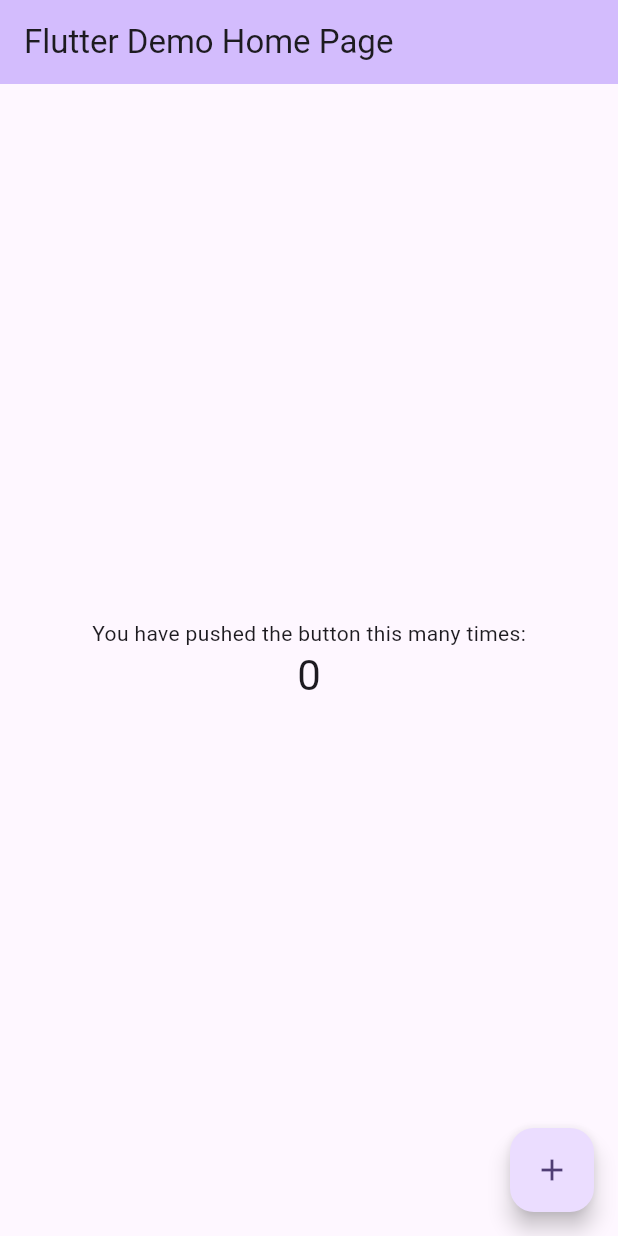
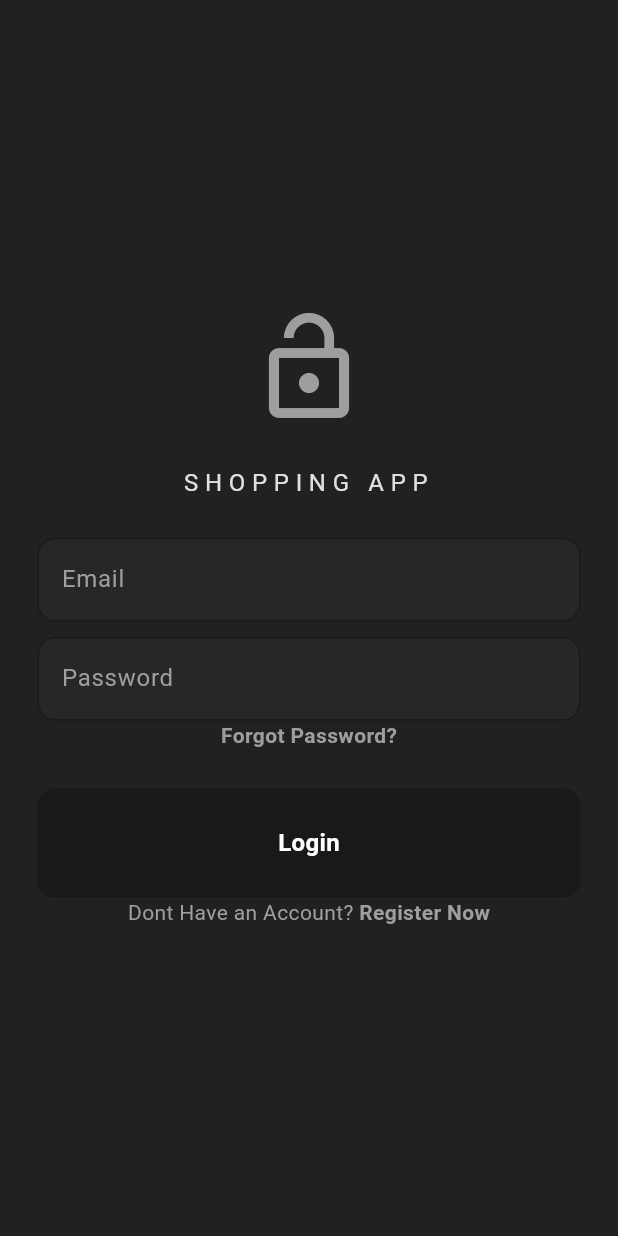
Before and after one commit to gmbcode/azt, a Flutter app: the screen it shows after launch, on a phone screen of 412 x 824 dp. Run offline on Flutter 3.47's test engine with Material 3 defaults, Android fonts, the phone set to English and light mode, and no system bars; our stand-ins replace firebase_auth, firebase_core, flutter_bloc; accounts and stored records are empty.

Commit message:
feat : Added auth page

```diff
--- /dev/null
+++ b/lib/features/auth/data/firebase_auth_repo.dart
@@ -0,0 +1,111 @@
+import 'package:azt/features/auth/domain/entities/app_user.dart';
+import 'package:azt/features/auth/domain/repos/auth_repo.dart';
+import 'package:firebase_auth/firebase_auth.dart';
+
+class FirebaseAuthRepo implements AuthRepo{
+  //firebase access
+  final FirebaseAuth firebaseAuth = FirebaseAuth.instance;
+
+
+  //LOGIN with email,pass
+  @override
+  Future<AppUser?> loginWithEmailPassword(String email, String password) async {
+    try{
+      //try to sign in
+      UserCredential userCredential = await firebaseAuth
+      .signInWithEmailAndPassword(email: email, password: password);
+
+      //create user
+      AppUser user = AppUser(uid: userCredential.user!.uid, email: email);
+
+      //return user
+      return user;
+
+    }
+
+    //catch errors
+    catch(e){
+      throw Exception('Login failed: $e');
+    }
+  }
+
+  //REGISTER
+  @override
+  Future<AppUser?> registerWithEmailPassword(String name, String email, String password) async {
+    try{
+
+      //attempt signup
+      UserCredential userCredential = await firebaseAuth
+      .createUserWithEmailAndPassword(email: email, password: password);
+
+      //create user
+      AppUser user = AppUser(uid: userCredential.user!.uid, email: email);
+
+      //return user
+      return user;
+    }
+    catch(e){
+      throw Exception('Registration failed: $e');
+    }
+  }
+
+  //DELETE ACC
+  @override
+  Future<void> deleteAccount() async {
+    try{
+
+      //get current user
+      final user = firebaseAuth.currentUser;
+
+      //check for null
+      if (user==null) throw Exception('No user found..');
+
+      //try to delete acc
+      await user.delete();
+
+      //logout
+      await logout();
+    }
+    catch(e){
+      throw Exception("Failed to delete user.. : $e");
+    }
+  }
+
+
+  // GET CURRENT USER
+  @override
+  Future<AppUser?> getCurrentUser() async{
+    //get current logged in user from db
+    final firebaseUser = firebaseAuth.currentUser;
+
+    //no logged in user
+    if (firebaseUser == null) return null;
+
+    //logged in user
+    return AppUser(uid: firebaseUser.uid, email: firebaseUser.email!);
+  }
+
+
+  //LOGOUT
+  @override
+  Future<void> logout() async {
+    await firebaseAuth.signOut();
+
+  }
+
+
+  //RESET PASSWORD
+  @override
+  Future<String> sendPasswordResetEmail(String email) async {
+    try{
+      await firebaseAuth.sendPasswordResetEmail(email: email);
+      return 'Password reset email sent!';
+    }
+    catch(e){
+      return 'An error occured: $e';
+    }
+  }
+
+
+
+}
--- /dev/null
+++ b/lib/features/auth/domain/entities/app_user.dart
@@ -0,0 +1,25 @@
+class AppUser {
+  final String uid;
+  final String email;
+
+  AppUser({
+    required this.uid,
+    required this.email,
+  });
+
+  //app user to json converter
+  Map<String,dynamic> toJson(){
+    return{
+      'uid':uid,
+      'email':email,
+    };
+  }
+
+  //json to app user converter
+  factory AppUser.fromJson(Map<String,dynamic> jsonUser){
+      return AppUser(
+        uid: jsonUser['uid'],
+        email:jsonUser['email'],
+      );
+  }
+}
--- /dev/null
+++ b/lib/features/auth/domain/repos/auth_repo.dart
@@ -0,0 +1,12 @@
+import '../entities/app_user.dart';
+abstract class AuthRepo {
+  Future<AppUser?> loginWithEmailPassword(String email, String password);
+  Future<AppUser?> registerWithEmailPassword(
+    String name, String email, String password
+  );
+  Future<void> logout();
+  Future<AppUser?> getCurrentUser();
+  Future<String> sendPasswordResetEmail(String email);
+  Future<void> deleteAccount();
+
+}
--- /dev/null
+++ b/lib/features/auth/presentation/components/my_button.dart
@@ -0,0 +1,28 @@
+import 'package:flutter/material.dart';
+
+class MyButton extends StatelessWidget {
+  final void Function()? onTap;
+  final String text;
+  const MyButton({super.key, required this.onTap, required this.text});
+
+  @override
+  Widget build(BuildContext context) {
+    return GestureDetector(
+      onTap: onTap,
+      child: Container(
+        padding: const EdgeInsets.all(25),
+        decoration: BoxDecoration(
+          color: Theme.of(context).colorScheme.tertiary,  //color of button
+
+          borderRadius: BorderRadius.circular(12),
+        ),
+        child: Center(
+          child: Text(
+            text,
+            style: const TextStyle(fontWeight: FontWeight.bold, fontSize: 16, )
+          )
+        ),
+      ),
+    );
+  }
+}
--- /dev/null
+++ b/lib/features/auth/presentation/components/my_textfield.dart
@@ -0,0 +1,46 @@
+//hint text- default text
+//obscure text- hide text
+
+import 'package:flutter/material.dart';
+
+class MyTextField extends StatelessWidget {
+  final TextEditingController controller;
+  final String hintText;
+  final bool obscureText;
+
+  const MyTextField({
+    super.key,
+    required this.controller,
+    required this.hintText,
+    required this.obscureText,
+  });
+
+  @override
+  Widget build(BuildContext context) {
+    return TextField(
+      controller: controller,
+      obscureText: obscureText,
+      decoration: InputDecoration(
+
+        // border when unselected
+        enabledBorder: OutlineInputBorder(
+          borderSide: BorderSide(color: Theme.of(context).colorScheme.tertiary),
+          borderRadius: BorderRadius.circular(12),
+        ),
+
+        // border when selected
+        focusedBorder: OutlineInputBorder(
+          borderSide: BorderSide(color: Theme.of(context).colorScheme.primary),
+          borderRadius: BorderRadius.circular(12),
+        ),
+
+        hintText: hintText,
+        hintStyle: TextStyle(
+          color: Theme.of(context).colorScheme.primary,
+        ),
+        fillColor: Theme.of(context).colorScheme.secondary,
+        filled: true,
+      ),
+    );
+  }
+}
--- /dev/null
+++ b/lib/features/auth/presentation/pages/auth_page.dart
@@ -0,0 +1,43 @@
+/*
+
+determines whether loginpage or registerpage
+
+ */
+
+import 'package:azt/features/auth/presentation/pages/login_page.dart';
+import 'package:azt/features/auth/presentation/pages/register_page.dart';
+import 'package:flutter/material.dart';
+
+class AuthPage extends StatefulWidget {
+  const AuthPage({super.key});
+
+  @override
+  State<AuthPage> createState() => _AuthPageState();
+}
+
+class _AuthPageState extends State<AuthPage> {
+
+  //initially show login
+  bool showLoginPage = true;
+
+  //toggle bw pages
+  void togglePages(){
+    setState(() {
+      showLoginPage = !showLoginPage;
+    });
+  }
+
+
+  @override
+  Widget build(BuildContext context) {
+    if (showLoginPage){
+      return LoginPage(
+        togglePages: togglePages,
+      );
+    } else{
+      return RegisterPage(
+        togglePages: togglePages,
+      );
+    }
+  }
+}
--- /dev/null
+++ b/lib/features/auth/presentation/pages/login_page.dart
@@ -0,0 +1,118 @@
+/*
+LOGIN page UI
+
+if logged in, go to homepage
+no account, go to register page
+*/
+
+import 'package:azt/features/auth/presentation/components/my_button.dart';
+import 'package:azt/features/auth/presentation/components/my_textfield.dart';
+import 'package:flutter/material.dart';
+
+class LoginPage extends StatefulWidget {
+  final void Function()? togglePages;
+  const LoginPage({super.key, required this.togglePages});
+
+  @override
+  State<LoginPage> createState() => _LoginPageState();
+}
+
+class _LoginPageState extends State<LoginPage> {
+
+  //text controller
+  final emailController = TextEditingController();
+  final pwController = TextEditingController();
+  @override
+  Widget build(BuildContext context) {
+
+    //SCAFFOLD
+    return Scaffold(
+
+      //BODY
+      body: Center(
+        child: Padding(
+          padding: const EdgeInsets.symmetric(horizontal: 25.0),
+
+          child: Column(
+            mainAxisAlignment: MainAxisAlignment.center,
+            children: [
+
+            //logo
+            Icon(
+              Icons.lock_open,
+              size:80,
+              color: Theme.of(context).colorScheme.primary,
+            ),
+
+            const SizedBox(height:25),
+
+            //name of app
+            Text(
+              "S H O P P I N G   A P P ",
+              style:TextStyle(
+                fontSize: 16,
+                color: Theme.of(context).colorScheme.inversePrimary,
+              )
+            ),
+
+            const SizedBox(height:25),
+
+            //email
+            MyTextField(controller: emailController, hintText: "Email", obscureText: false),
+
+            const SizedBox(height:10),
+
+            //password
+            MyTextField(controller: pwController, hintText: "Password", obscureText: true),
+
+            //forgot pass
+            Row(
+              mainAxisAlignment: MainAxisAlignment.center,
+              children: [
+                Text(
+                  "Forgot Password?",
+                  style: TextStyle(
+                    color: Theme.of(context).colorScheme.primary,
+                    fontWeight: FontWeight.bold,
+                  )
+
+                ),
+              ],
+            ),
+
+            const SizedBox(height: 25),
+
+            //login
+            MyButton(
+              onTap: () {},
+              text: "Login",
+            ),
+
+            //dont have acc sign in later
+            Row(
+              mainAxisAlignment:MainAxisAlignment.center,
+              children: [
+                Text(
+                  "Dont Have an Account?",
+                  style:
+                    TextStyle(color: Theme.of(context).colorScheme.primary,),
+                ),
+                GestureDetector(
+                  onTap: widget.togglePages,
+                  child: Text(
+                    " Register Now",
+                    style: TextStyle(
+                      fontWeight: FontWeight.bold,
+                      color: Theme.of(context).colorScheme.primary,
+                    ),
+                  ),
+                ),
+              ],
+            ),
+          ],
+          ),
+        ),
+      )
+    );
+  }
+}
--- a/lib/main.dart
+++ b/lib/main.dart
@@ -1,6 +1,14 @@
+import 'package:azt/features/auth/presentation/pages/auth_page.dart';
+import 'package:azt/features/auth/presentation/pages/login_page.dart';
+import 'package:azt/features/auth/presentation/pages/register_page.dart';
+import 'package:azt/theme/dark_mode.dart';
+import 'package:firebase_core/firebase_core.dart';
 import 'package:flutter/material.dart';
 import 'package:azt/firebase_options.dart';
-void main() {
+void main() async {
+  //firebase setup
+  WidgetsFlutterBinding.ensureInitialized();
+  await Firebase.initializeApp(options: DefaultFirebaseOptions.currentPlatform);
   runApp(const MyApp());
 }
 
@@ -11,112 +19,8 @@
   @override
   Widget build(BuildContext context) {
     return MaterialApp(
-      title: 'Flutter Demo',
-      theme: ThemeData(
-        // This is the theme of your application.
-        //
-        // TRY THIS: Try running your application with "flutter run". You'll see
-        // the application has a purple toolbar. Then, without quitting the app,
-        // try changing the seedColor in the colorScheme below to Colors.green
-        // and then invoke "hot reload" (save your changes or press the "hot
-        // reload" button in a Flutter-supported IDE, or press "r" if you used
-        // the command line to start the app).
-        //
-        // Notice that the counter didn't reset back to zero; the application
-        // state is not lost during the reload. To reset the state, use hot
-        // restart instead.
-        //
-        // This works for code too, not just values: Most code changes can be
-        // tested with just a hot reload.
-        colorScheme: ColorScheme.fromSeed(seedColor: Colors.deepPurple),
-      ),
-      home: const MyHomePage(title: 'Flutter Demo Home Page'),
+      home: AuthPage(),
+      theme: darkMode,
     );
   }
 }
-
-class MyHomePage extends StatefulWidget {
-  const MyHomePage({super.key, required this.title});
-
-  // This widget is the home page of your application. It is stateful, meaning
-  // that it has a State object (defined below) that contains fields that affect
-  // how it looks.
-
-  // This class is the configuration for the state. It holds the values (in this
-  // case the title) provided by the parent (in this case the App widget) and
-  // used by the build method of the State. Fields in a Widget subclass are
-  // always marked "final".
-
-  final String title;
-
-  @override
-  State<MyHomePage> createState() => _MyHomePageState();
-}
-
-class _MyHomePageState extends State<MyHomePage> {
-  int _counter = 0;
-
-  void _incrementCounter() {
-    setState(() {
-      // This call to setState tells the Flutter framework that something has
-      // changed in this State, which causes it to rerun the build method below
-      // so that the display can reflect the updated values. If we changed
-      // _counter without calling setState(), then the build method would not be
-      // called again, and so nothing would appear to happen.
-      _counter++;
-    });
-  }
-
-  @override
-  Widget build(BuildContext context) {
-    // This method is rerun every time setState is called, for instance as done
-    // by the _incrementCounter method above.
-    //
-    // The Flutter framework has been optimized to make rerunning build methods
-    // fast, so that you can just rebuild anything that needs updating rather
-    // than having to individually change instances of widgets.
-    return Scaffold(
-      appBar: AppBar(
-        // TRY THIS: Try changing the color here to a specific color (to
-        // Colors.amber, perhaps?) and trigger a hot reload to see the AppBar
-        // change color while the other colors stay the same.
-        backgroundColor: Theme.of(context).colorScheme.inversePrimary,
-        // Here we take the value from the MyHomePage object that was created by
-        // the App.build method, and use it to set our appbar title.
-        title: Text(widget.title),
-      ),
-      body: Center(
-        // Center is a layout widget. It takes a single child and positions it
-        // in the middle of the parent.
-        child: Column(
-          // Column is also a layout widget. It takes a list of children and
-          // arranges them vertically. By default, it sizes itself to fit its
-          // children horizontally, and tries to be as tall as its parent.
-          //
-          // Column has various properties to control how it sizes itself and
-          // how it positions its children. Here we use mainAxisAlignment to
-          // center the children vertically; the main axis here is the vertical
-          // axis because Columns are vertical (the cross axis would be
-          // horizontal).
-          //
-          // TRY THIS: Invoke "debug painting" (choose the "Toggle Debug Paint"
-          // action in the IDE, or press "p" in the console), to see the
-          // wireframe for each widget.
-          mainAxisAlignment: MainAxisAlignment.center,
-          children: <Widget>[
-            const Text('You have pushed the button this many times:'),
-            Text(
-              '$_counter',
-              style: Theme.of(context).textTheme.headlineMedium,
-            ),
-          ],
-        ),
-      ),
-      floatingActionButton: FloatingActionButton(
-        onPressed: _incrementCounter,
-        tooltip: 'Increment',
-        child: const Icon(Icons.add),
-      ), // This trailing comma makes auto-formatting nicer for build methods.
-    );
-  }
-}
--- /dev/null
+++ b/lib/theme/dark_mode.dart
@@ -0,0 +1,11 @@
+import 'package:flutter/material.dart';
+
+ThemeData darkMode = ThemeData(
+  colorScheme: ColorScheme.dark(
+    primary: Colors.grey.shade500,
+    secondary: const Color.fromARGB(255, 39, 39, 39),
+    tertiary: const Color.fromARGB(255, 25, 25, 25),
+    inversePrimary: Colors.grey.shade300,
+  ), // ColorScheme.dark
+  scaffoldBackgroundColor: Colors.grey.shade900,
+); // ThemeData
--- a/pubspec.yaml
+++ b/pubspec.yaml
@@ -36,6 +36,7 @@
   cupertino_icons: ^1.0.8
   firebase_core: ^4.2.0
   firebase_auth: ^6.1.1
+  flutter_bloc: ^9.1.1
 
 dev_dependencies:
   flutter_test:
```
Also changed, not shown: lib/features/auth/presentation/cubits/auth_cubit.dart (added, +101 -0 lines), lib/features/auth/presentation/cubits/auth_states.dart (added, +24 -0 lines), lib/features/auth/presentation/pages/register_page.dart (added, +107 -0 lines), pubspec.lock.
